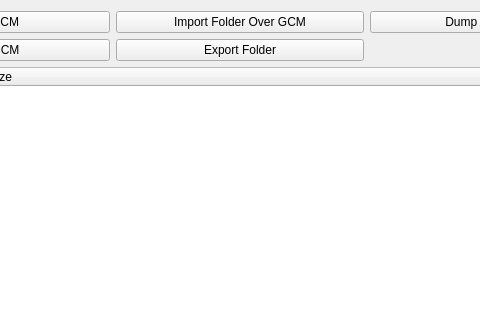
The window that gcft_ui/gcm_tab.ui (LagoLunatic/GCFT) describes before a commit, drawn with Qt 5; both pictures show x 148 to 628 and y 0 to 320 of the 776 by 515 pixel window.
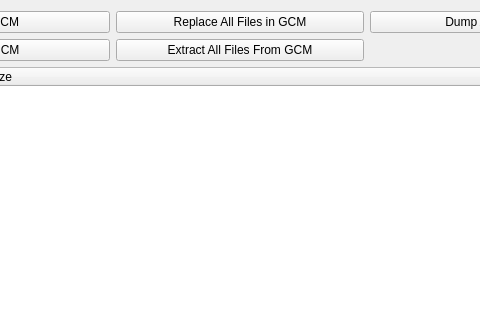
The same window after the commit.

Commit message:
Rename some GCM buttons
Renamed "Import Folder Over GCM" to "Replace All Files in GCM", and "Export Folder" to "Extract All Files From GCM" for clarity.

The edit to the form file:
```diff
--- a/gcft_ui/gcm_tab.ui
+++ b/gcft_ui/gcm_tab.ui
@@ -26,7 +26,7 @@
      <item>
       <widget class="QPushButton" name="import_folder_over_gcm">
        <property name="text">
-        <string>Import Folder Over GCM</string>
+        <string>Replace All Files in GCM</string>
        </property>
       </widget>
      </item>
@@ -51,7 +51,7 @@
      <item>
       <widget class="QPushButton" name="export_gcm_folder">
        <property name="text">
-        <string>Export Folder</string>
+        <string>Extract All Files From GCM</string>
        </property>
       </widget>
      </item>
```
Left out of the diff: 4 changed lines with no effect on the pictures. The commit also changes 2 other files.
